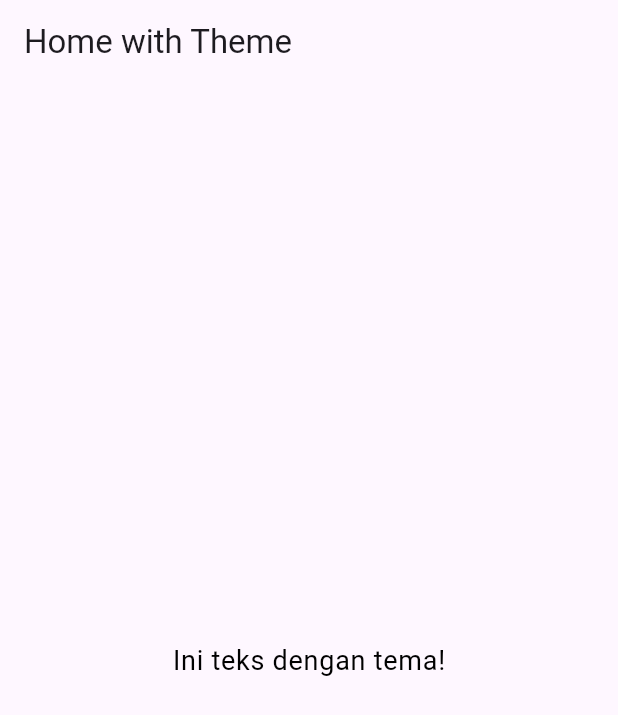
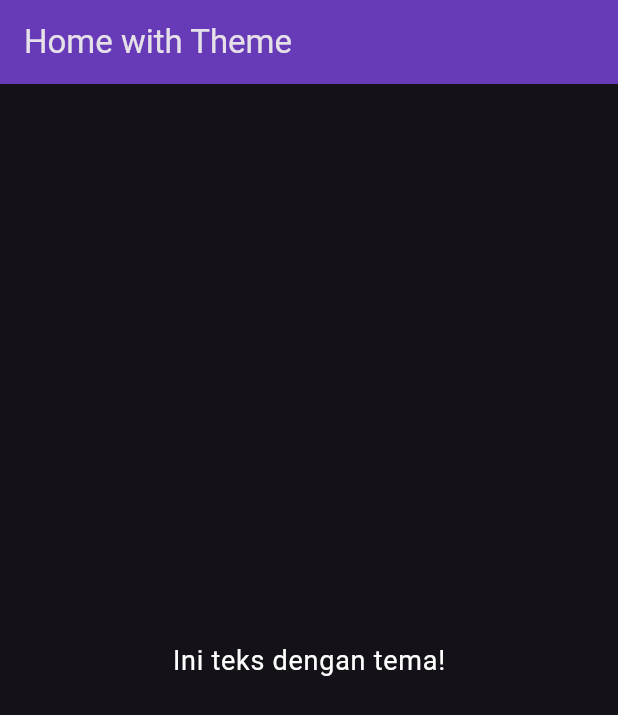
Before and after one commit to Ucokgagah/projek_flutter, a Flutter app: the screen it shows after launch, on a phone screen of 412 x 824 dp. Shown: the top 715 px of the screen. Run offline on Flutter 3.47's test engine with Material 3 defaults, Android fonts, the phone set to English and light mode, and no system bars.

Commit message:
menambahkan tema gelap dan merubah warna app bar

```diff
--- a/styling_widget/lib/main.dart
+++ b/styling_widget/lib/main.dart
@@ -8,15 +8,18 @@ class MyApp extends StatelessWidget {
   const MyApp({super.key});
 
   @override
-Widget build (BuildContext context) {
+  Widget build(BuildContext context) {
     return MaterialApp(
       title: 'Flutter Theme Demo',
-theme: ThemeData(
-primarySwatch: Colors.teal,
+      theme: ThemeData.dark().copyWith( //Aktifkan dark mode
+        primaryColor: Colors.deepPurple,
+        appBarTheme: const AppBarTheme(
+          backgroundColor: Colors.deepPurple, //Ubah warna AppBar
+        ),
         textTheme: const TextTheme(
           bodyLarge: TextStyle(
             fontSize: 18,
-color: Colors.black,
+            color: Colors.white, //Warna teks disesuaikan untuk dark mode
           ),
         ),
       ),
@@ -24,6 +27,7 @@ home: const MyHomePage(),
     );
   }
 }
+
 class MyHomePage extends StatelessWidget {
   const MyHomePage({super.key});
 
@@ -34,7 +38,8 @@ appBar: AppBar(
         title: const Text('Home with Theme'),
       ),
       body: Center(
-child: Text('Ini teks dengan tema!',
+        child: Text(
+          'Ini teks dengan tema!',
           style: Theme.of(context).textTheme.bodyLarge,
         ),
       ),
```
Lines whose indentation alone changed are shown as unchanged.
